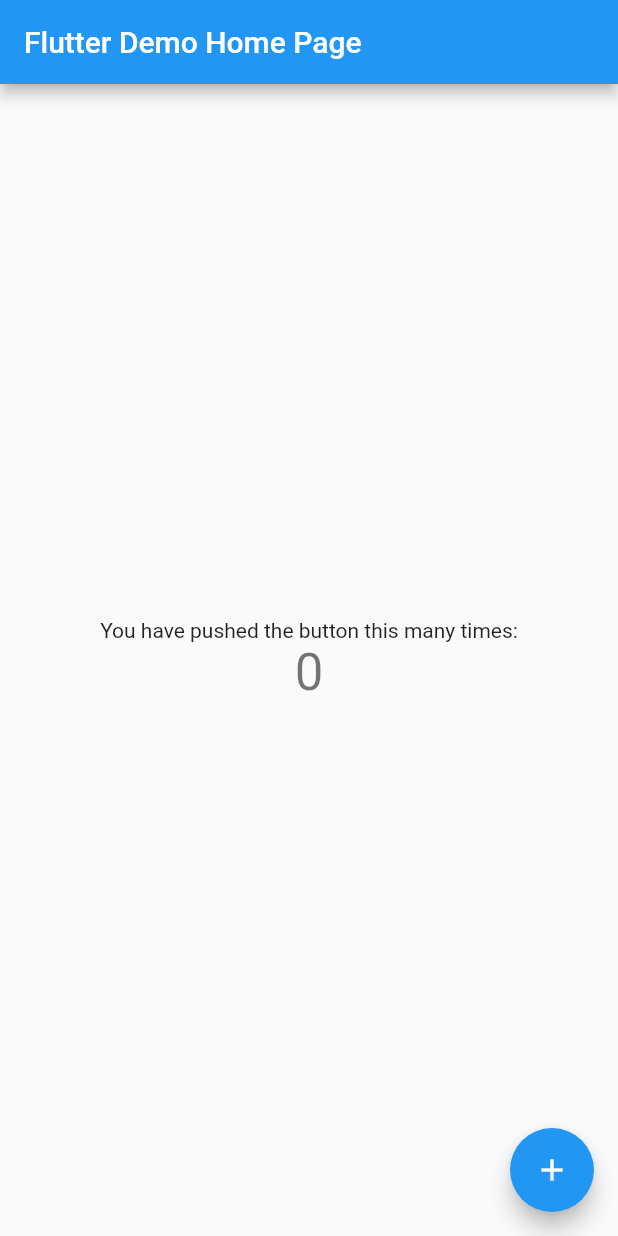
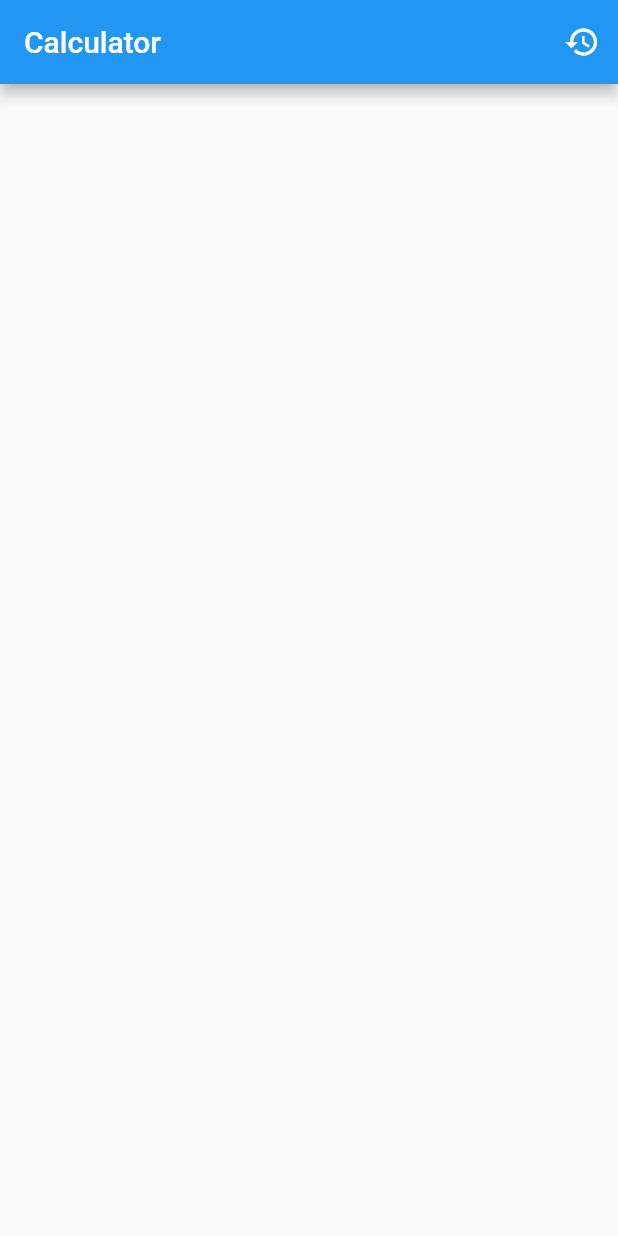
Before and after one commit to Juwon-Yun/Flutter_Calculator, a Flutter app: the screen it shows after launch, on a phone screen of 412 x 824 dp. Run offline on Flutter 3.47's test engine with Material 2 defaults, Android fonts, the phone set to English and light mode, and no system bars.

Commit message:
Feat: main widget

```diff
--- a/lib/calculator/calculator.dart
+++ b/lib/calculator/calculator.dart
@@ -1,4 +1,4 @@
-import 'package:flutter_calculator/number_formatter/number_formatter.dart';
+import 'package:flutter_calculator/number/number_formatter.dart';
 
 class Calculations {
   static const period = '.';
@@ -68,6 +68,7 @@ class Calculator {
   }
 
   static bool includesOperation(String calculator) {
+    // TODO Refactoring
     for (var operation in Calculations.operations) {
       if (calculator.contains(operation)) {
         return true;
--- a/lib/main.dart
+++ b/lib/main.dart
@@ -1,115 +1,113 @@
+import 'package:flutter/cupertino.dart';
 import 'package:flutter/material.dart';
+import 'package:flutter/widgets.dart';
+import 'package:flutter_calculator/calculator/calculator.dart';
 
-void main() {
-  runApp(const MyApp());
-}
+void main() => runApp(CalC());
 
-class MyApp extends StatelessWidget {
-  const MyApp({Key? key}) : super(key: key);
+class CalC extends StatelessWidget {
+  const CalC({Key? key}) : super(key: key);
 
-  // This widget is the root of your application.
   @override
   Widget build(BuildContext context) {
     return MaterialApp(
-      title: 'Flutter Demo',
-      theme: ThemeData(
-        // This is the theme of your application.
-        //
-        // Try running your application with "flutter run". You'll see the
-        // application has a blue toolbar. Then, without quitting the app, try
-        // changing the primarySwatch below to Colors.green and then invoke
-        // "hot reload" (press "r" in the console where you ran "flutter run",
-        // or simply save your changes to "hot reload" in a Flutter IDE).
-        // Notice that the counter didn't reset back to zero; the application
-        // is not restarted.
-        primarySwatch: Colors.blue,
-      ),
-      home: const MyHomePage(title: 'Flutter Demo Home Page'),
+      title: 'Calculator App',
+      debugShowCheckedModeBanner: false,
+      home: MainPage(title: 'Calculator'),
     );
   }
 }
 
-class MyHomePage extends StatefulWidget {
-  const MyHomePage({Key? key, required this.title}) : super(key: key);
-
-  // This widget is the home page of your application. It is stateful, meaning
-  // that it has a State object (defined below) that contains fields that affect
-  // how it looks.
-
-  // This class is the configuration for the state. It holds the values (in this
-  // case the title) provided by the parent (in this case the App widget) and
-  // used by the build method of the State. Fields in a Widget subclass are
-  // always marked "final".
-
+class MainPage extends StatefulWidget {
   final String title;
+  const MainPage({Key? key, required this.title}) : super(key: key);
 
   @override
-  State<MyHomePage> createState() => _MyHomePageState();
+  State<MainPage> createState() => _MainPageState();
 }
 
-class _MyHomePageState extends State<MyHomePage> {
-  int _counter = 0;
-
-  void _incrementCounter() {
-    setState(() {
-      // This call to setState tells the Flutter framework that something has
-      // changed in this State, which causes it to rerun the build method below
-      // so that the display can reflect the updated values. If we changed
-      // _counter without calling setState(), then the build method would not be
-      // called again, and so nothing would appear to happen.
-      _counter++;
-    });
-  }
+class _MainPageState extends State<MainPage> {
+  bool isNewEquation = true;
+  List<double> values = [];
+  List<String> operations = [];
+  List<String> calculations = [];
+  String calculationContent = '';
 
   @override
   Widget build(BuildContext context) {
-    // This method is rerun every time setState is called, for instance as done
-    // by the _incrementCounter method above.
-    //
-    // The Flutter framework has been optimized to make rerunning build methods
-    // fast, so that you can just rebuild anything that needs updating rather
-    // than having to individually change instances of widgets.
     return Scaffold(
       appBar: AppBar(
-        // Here we take the value from the MyHomePage object that was created by
-        // the App.build method, and use it to set our appbar title.
         title: Text(widget.title),
+        centerTitle: false,
+        actions: [
+          IconButton(onPressed: () {}, icon: Icon(Icons.history)),
+        ],
       ),
-      body: Center(
-        // Center is a layout widget. It takes a single child and positions it
-        // in the middle of the parent.
-        child: Column(
-          // Column is also a layout widget. It takes a list of children and
-          // arranges them vertically. By default, it sizes itself to fit its
-          // children horizontally, and tries to be as tall as its parent.
-          //
-          // Invoke "debug painting" (press "p" in the console, choose the
-          // "Toggle Debug Paint" action from the Flutter Inspector in Android
-          // Studio, or the "Toggle Debug Paint" command in Visual Studio Code)
-          // to see the wireframe for each widget.
-          //
-          // Column has various properties to control how it sizes itself and
-          // how it positions its children. Here we use mainAxisAlignment to
-          // center the children vertically; the main axis here is the vertical
-          // axis because Columns are vertical (the cross axis would be
-          // horizontal).
-          mainAxisAlignment: MainAxisAlignment.center,
-          children: <Widget>[
-            const Text(
-              'You have pushed the button this many times:',
-            ),
-            Text(
-              '$_counter',
-              style: Theme.of(context).textTheme.headline4,
-            ),
-          ],
-        ),
+      body: Column(
+        children: [
+          // NumberDisplay(value: calculationContent),
+        ],
       ),
-      floatingActionButton: FloatingActionButton(
-        onPressed: _incrementCounter,
-        tooltip: 'Increment',
-        child: const Icon(Icons.add),
-      ), // This trailing comma makes auto-formatting nicer for build methods.
     );
   }
+
+  _navigateToHistory(BuildContext context) async {
+    final res = await Navigator.push(
+        context,
+        MaterialPageRoute(
+            builder: (context) => History(operations: calculations)));
+
+    if (res != null) {
+      setState(() {
+        isNewEquation = false;
+        calculationContent = Calculator.parseString(res);
+      });
+    }
+  }
+
+  void _onPressed({required String buttonText}) {
+    if (Calculations.operations.contains(buttonText)) {
+      return setState(() {
+        operations.add(buttonText);
+        calculationContent = " $buttonText ";
+      });
+    }
+
+    if (buttonText == Calculations.clear) {
+      return setState(() {
+        operations.add(Calculations.clear);
+        calculationContent = "";
+      });
+    }
+
+    if (buttonText == Calculations.equal) {
+      String newContent = Calculator.parseString(calculationContent);
+
+      return setState(() {
+        if (newContent != calculationContent) {
+          calculations.add(calculationContent);
+        }
+        operations.add(Calculations.equal);
+        calculationContent = newContent;
+        isNewEquation = false;
+      });
+    }
+
+    if(buttonText == Calculations.period){
+      return setState((){
+        calculationContent = Calculator.addPeriod(calculationContent);
+      });
+    }
+
+    setState((){
+      // TODO Refactoring
+      if(!isNewEquation && operations.length > 0 && operations.last == Calculations.equal){
+        calculationContent = buttonText;
+        isNewEquation = true;
+      } else {
+        calculationContent += buttonText;
+      }
+    });
+
+  }
 }
```
Also changed, not shown: lib/number/number_formatter.dart (renamed from lib/number_formatter/number_formatter.dart), 2 other files.
